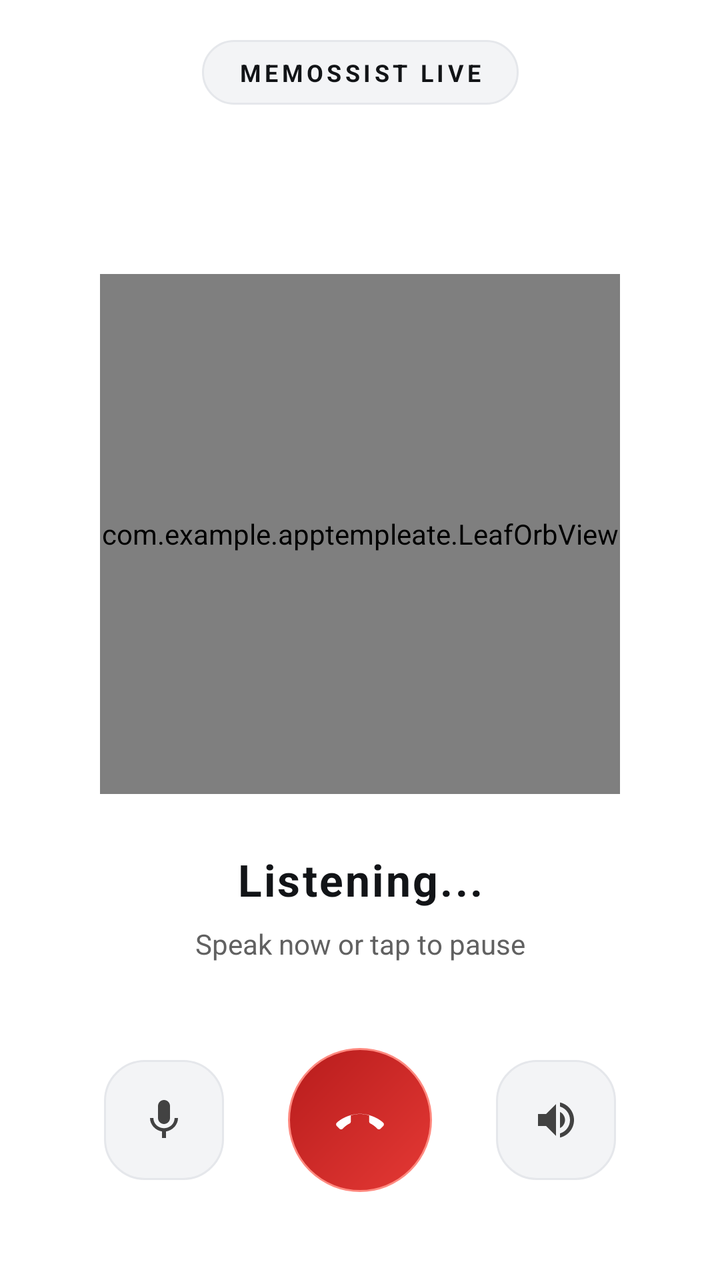
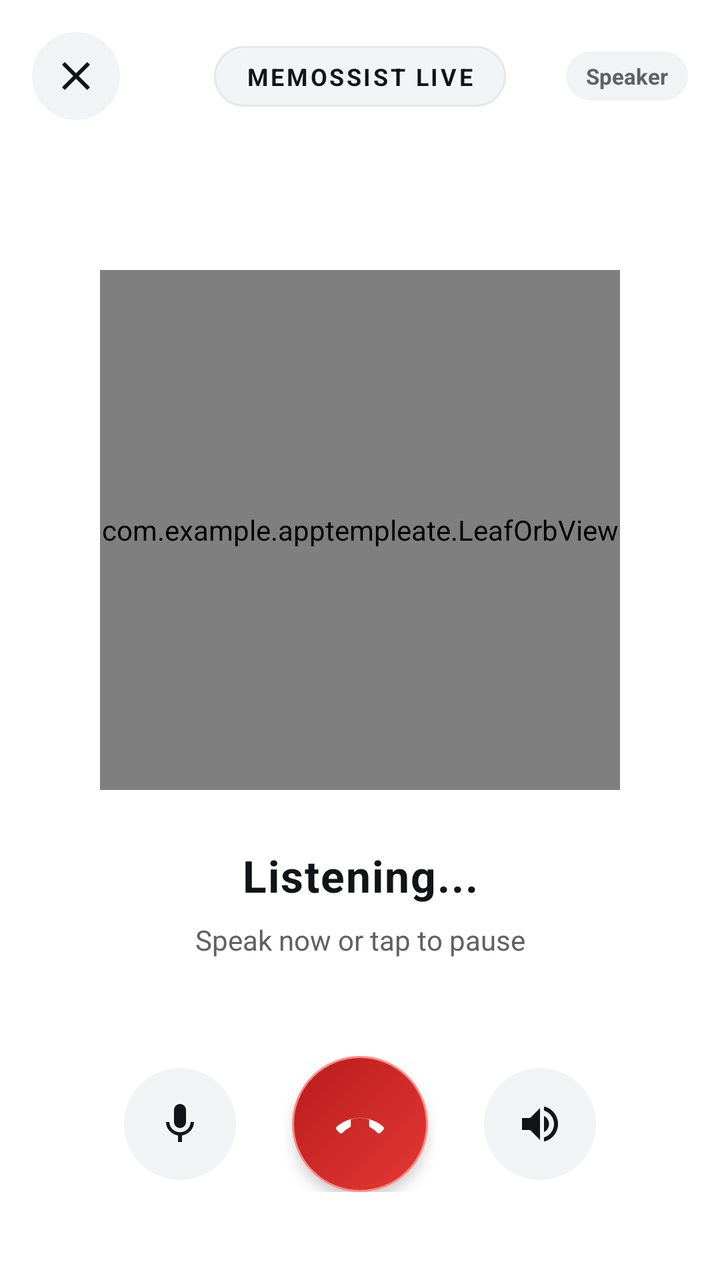

An Android layout rendered at two revisions. The XML below is the earlier revision; the diff shows what the commit changed to produce the second picture.
<!-- AndroidManifest.xml: activity theme Theme.AppTempeLate -->
<!-- res/layout/activity_voice_conversation.xml -->
<?xml version="1.0" encoding="utf-8"?>
<androidx.constraintlayout.widget.ConstraintLayout xmlns:android="http://schemas.android.com/apk/res/android"
    xmlns:app="http://schemas.android.com/apk/res-auto"
    xmlns:tools="http://schemas.android.com/tools"
    android:layout_width="match_parent"
    android:layout_height="match_parent"
    android:background="@color/app_window_background"
    tools:context=".VoiceConversationActivity">

    
    <TextView
        android:id="@+id/tvLiveBadge"
        android:layout_width="wrap_content"
        android:layout_height="wrap_content"
        android:layout_marginTop="20dp"
        android:background="@drawable/bg_metallic_card"
        android:paddingHorizontal="18dp"
        android:paddingVertical="8dp"
        android:text="MEMOSSIST LIVE"
        android:textColor="@color/text_primary"
        android:textSize="12sp"
        android:textStyle="bold"
        android:letterSpacing="0.15"
        app:layout_constraintEnd_toEndOf="parent"
        app:layout_constraintStart_toStartOf="parent"
        app:layout_constraintTop_toTopOf="parent" />

    
    <com.example.apptempleate.LeafOrbView
        android:id="@+id/leafOrbView"
        android:layout_width="260dp"
        android:layout_height="260dp"
        app:layout_constraintBottom_toTopOf="@+id/llBottomControls"
        app:layout_constraintEnd_toEndOf="parent"
        app:layout_constraintStart_toStartOf="parent"
        app:layout_constraintTop_toBottomOf="@+id/tvLiveBadge"
        app:layout_constraintVertical_bias="0.4" />

    
    <TextView
        android:id="@+id/tvVoiceStatus"
        android:layout_width="wrap_content"
        android:layout_height="wrap_content"
        android:layout_marginTop="28dp"
        android:text="Listening..."
        android:textColor="@color/text_primary"
        android:textSize="22sp"
        android:textStyle="bold"
        android:letterSpacing="0.05"
        app:layout_constraintEnd_toEndOf="parent"
        app:layout_constraintStart_toStartOf="parent"
        app:layout_constraintTop_toBottomOf="@+id/leafOrbView" />

    <TextView
        android:id="@+id/tvVoiceSubStatus"
        android:layout_width="wrap_content"
        android:layout_height="wrap_content"
        android:layout_marginTop="8dp"
        android:text="Speak now or tap to pause"
        android:textColor="@color/text_secondary"
        android:textSize="14sp"
        app:layout_constraintEnd_toEndOf="parent"
        app:layout_constraintStart_toStartOf="parent"
        app:layout_constraintTop_toBottomOf="@+id/tvVoiceStatus" />

    
    <LinearLayout
        android:id="@+id/llBottomControls"
        android:layout_width="0dp"
        android:layout_height="wrap_content"
        android:layout_marginBottom="44dp"
        android:gravity="center"
        android:orientation="horizontal"
        app:layout_constraintBottom_toBottomOf="parent"
        app:layout_constraintEnd_toEndOf="parent"
        app:layout_constraintStart_toStartOf="parent">

        
        <ImageButton
            android:id="@+id/btnMuteMic"
            android:layout_width="60dp"
            android:layout_height="60dp"
            android:layout_marginEnd="32dp"
            android:background="@drawable/bg_metallic_card"
            android:contentDescription="Mute Microphone"
            android:padding="16dp"
            android:src="@drawable/ic_mic"
            app:tint="@color/icon_tint" />

        
        <ImageButton
            android:id="@+id/btnEndCall"
            android:layout_width="72dp"
            android:layout_height="72dp"
            android:background="@drawable/bg_end_call_button"
            android:contentDescription="End Voice Conversation"
            android:padding="18dp"
            android:src="@drawable/ic_call_end"
            app:tint="#FFFFFF" />

        
        <ImageButton
            android:id="@+id/btnSpeakerToggle"
            android:layout_width="60dp"
            android:layout_height="60dp"
            android:layout_marginStart="32dp"
            android:background="@drawable/bg_metallic_card"
            android:contentDescription="Speaker Output"
            android:padding="16dp"
            android:src="@drawable/ic_speaker"
            app:tint="@color/icon_tint" />

    </LinearLayout>

</androidx.constraintlayout.widget.ConstraintLayout>
<!-- resources referenced by this layout -->
<resources>
  <color name="app_window_background">#FFFFFF</color>
  <color name="icon_tint">#424242</color>
  <color name="text_primary">#121417</color>
  <color name="text_secondary">#616161</color>
  <!-- drawable bg_end_call_button (drawable) -->
  <?xml version="1.0" encoding="utf-8"?>
  <ripple xmlns:android="http://schemas.android.com/apk/res/android"
      android:color="#40FFFFFF">
      <item>
          <shape android:shape="oval">
              <gradient
                  android:startColor="#E53935"
                  android:endColor="#B71C1C"
                  android:angle="135" />
              <stroke
                  android:width="1dp"
                  android:color="#FF8A80" />
          </shape>
      </item>
  </ripple>
  <!-- drawable bg_metallic_card (drawable) -->
  <?xml version="1.0" encoding="utf-8"?>
  <shape xmlns:android="http://schemas.android.com/apk/res/android"
      android:shape="rectangle">
      <solid android:color="@color/app_card_background" />
      <corners android:radius="20dp" />
      <stroke
          android:width="1dp"
          android:color="@color/app_card_border" />
  </shape>
  <!-- drawable ic_mic (drawable) -->
  <vector xmlns:android="http://schemas.android.com/apk/res/android"
      android:width="24dp"
      android:height="24dp"
      android:viewportWidth="24"
      android:viewportHeight="24">
    <path
        android:fillColor="#D8DCDE"
        android:pathData="M12,14c1.66,0 3,-1.34 3,-3V5c0,-1.66 -1.34,-3 -3,-3S9,3.34 9,5v6c0,1.66 1.34,3 3,3zm5.3,-3c0,3 -2.54,5.1 -5.3,5.1S6.7,14 6.7,11H5c0,3.41 2.72,6.23 6,6.72V21h2v-3.28c3.28,-0.49 6,-3.31 6,-6.72h-1.7z"/>
  </vector>
  <!-- drawable ic_speaker (drawable) -->
  <vector xmlns:android="http://schemas.android.com/apk/res/android"
      android:width="24dp"
      android:height="24dp"
      android:viewportWidth="24"
      android:viewportHeight="24">
    <path
        android:fillColor="#D8DCDE"
        android:pathData="M3,9v6h4l5,5V4L7,9H3zm13.5,3c0,-1.77 -1.02,-3.29 -2.5,-4.03v8.05c1.48,-0.73 2.5,-2.25 2.5,-4.02zM14,3.23v2.06c2.89,0.86 5,3.54 5,6.71s-2.11,5.85 -5,6.71v2.06c4.01,-0.91 7,-4.49 7,-8.77s-2.99,-7.86 -7,-8.77z"/>
  </vector>
  <color name="app_card_background">#F3F4F6</color>
  <color name="app_card_border">#E5E7EB</color>
  <color name="app_surface_background">#F7F8FA</color>
  <!-- unchanged entries left out for length: 2 -->
</resources>

<!-- the commit's change to res/layout/activity_voice_conversation.xml (unified diff, before → after) -->
@@ -8,22 +8,55 @@
     tools:context=".VoiceConversationActivity">
 
     
+    <ImageButton
+        android:id="@+id/btnBackVoice"
+        android:layout_width="44dp"
+        android:layout_height="44dp"
+        android:layout_marginStart="16dp"
+        android:layout_marginTop="16dp"
+        android:background="@drawable/bg_circle_icon_button"
+        android:contentDescription="Back"
+        android:padding="10dp"
+        android:src="@drawable/ic_close"
+        app:layout_constraintStart_toStartOf="parent"
+        app:layout_constraintTop_toTopOf="parent"
+        app:tint="@color/text_primary" />
+
+    
     <TextView
         android:id="@+id/tvLiveBadge"
         android:layout_width="wrap_content"
         android:layout_height="wrap_content"
-        android:layout_marginTop="20dp"
         android:background="@drawable/bg_metallic_card"
-        android:paddingHorizontal="18dp"
-        android:paddingVertical="8dp"
+        android:paddingHorizontal="16dp"
+        android:paddingVertical="7dp"
         android:text="MEMOSSIST LIVE"
         android:textColor="@color/text_primary"
         android:textSize="12sp"
         android:textStyle="bold"
-        android:letterSpacing="0.15"
-        app:layout_constraintEnd_toEndOf="parent"
-        app:layout_constraintStart_toStartOf="parent"
-        app:layout_constraintTop_toTopOf="parent" />
+        android:letterSpacing="0.1"
+        app:layout_constraintBottom_toBottomOf="@+id/btnBackVoice"
+        app:layout_constraintEnd_toEndOf="parent"
+        app:layout_constraintStart_toStartOf="parent"
+        app:layout_constraintTop_toTopOf="@+id/btnBackVoice" />
+
+    
+    <TextView
+        android:id="@+id/tvAudioRouteBadge"
+        android:layout_width="wrap_content"
+        android:layout_height="wrap_content"
+        android:layout_marginEnd="16dp"
+        android:background="@drawable/bg_tag_rounded"
+        android:backgroundTint="@color/app_icon_button_background"
+        android:paddingHorizontal="10dp"
+        android:paddingVertical="5dp"
+        android:text="Speaker"
+        android:textColor="@color/text_secondary"
+        android:textSize="11sp"
+        android:textStyle="bold"
+        app:layout_constraintBottom_toBottomOf="@+id/btnBackVoice"
+        app:layout_constraintEnd_toEndOf="parent"
+        app:layout_constraintTop_toTopOf="@+id/btnBackVoice" />
 
     
     <com.example.apptempleate.LeafOrbView
@@ -34,7 +67,7 @@
         app:layout_constraintEnd_toEndOf="parent"
         app:layout_constraintStart_toStartOf="parent"
         app:layout_constraintTop_toBottomOf="@+id/tvLiveBadge"
-        app:layout_constraintVertical_bias="0.4" />
+        app:layout_constraintVertical_bias="0.38" />
 
     
     <TextView
@@ -46,16 +79,18 @@
         android:textColor="@color/text_primary"
         android:textSize="22sp"
         android:textStyle="bold"
-        android:letterSpacing="0.05"
+        android:letterSpacing="0.03"
         app:layout_constraintEnd_toEndOf="parent"
         app:layout_constraintStart_toStartOf="parent"
         app:layout_constraintTop_toBottomOf="@+id/leafOrbView" />
 
     <TextView
         android:id="@+id/tvVoiceSubStatus"
-        android:layout_width="wrap_content"
+        android:layout_width="0dp"
         android:layout_height="wrap_content"
         android:layout_marginTop="8dp"
+        android:layout_marginHorizontal="32dp"
+        android:gravity="center"
         android:text="Speak now or tap to pause"
         android:textColor="@color/text_secondary"
         android:textSize="14sp"
@@ -78,22 +113,23 @@
         
         <ImageButton
             android:id="@+id/btnMuteMic"
-            android:layout_width="60dp"
-            android:layout_height="60dp"
-            android:layout_marginEnd="32dp"
-            android:background="@drawable/bg_metallic_card"
+            android:layout_width="56dp"
+            android:layout_height="56dp"
+            android:layout_marginEnd="28dp"
+            android:background="@drawable/bg_circle_icon_button"
             android:contentDescription="Mute Microphone"
-            android:padding="16dp"
+            android:padding="15dp"
             android:src="@drawable/ic_mic"
-            app:tint="@color/icon_tint" />
+            app:tint="@color/text_primary" />
 
         
         <ImageButton
             android:id="@+id/btnEndCall"
-            android:layout_width="72dp"
-            android:layout_height="72dp"
+            android:layout_width="68dp"
+            android:layout_height="68dp"
             android:background="@drawable/bg_end_call_button"
             android:contentDescription="End Voice Conversation"
+            android:elevation="4dp"
             android:padding="18dp"
             android:src="@drawable/ic_call_end"
             app:tint="#FFFFFF" />
@@ -101,15 +137,65 @@
         
         <ImageButton
             android:id="@+id/btnSpeakerToggle"
-            android:layout_width="60dp"
-            android:layout_height="60dp"
-            android:layout_marginStart="32dp"
-            android:background="@drawable/bg_metallic_card"
-            android:contentDescription="Speaker Output"
-            android:padding="16dp"
+            android:layout_width="56dp"
+            android:layout_height="56dp"
+            android:layout_marginStart="28dp"
+            android:background="@drawable/bg_circle_icon_button"
+            android:contentDescription="Audio Output Route"
+            android:padding="15dp"
             android:src="@drawable/ic_speaker"
-            app:tint="@color/icon_tint" />
+            app:tint="@color/text_primary" />
 
     </LinearLayout>
 
+    
+    <FrameLayout
+        android:id="@+id/flMisTouchShield"
+        android:layout_width="match_parent"
+        android:layout_height="match_parent"
+        android:background="#F2000000"
+        android:clickable="true"
+        android:elevation="50dp"
+        android:focusable="true"
+        android:visibility="gone">
+
+        <LinearLayout
+            android:layout_width="wrap_content"
+            android:layout_height="wrap_content"
+            android:layout_gravity="center"
+            android:gravity="center"
+            android:orientation="vertical"
+            android:padding="24dp">
+
+            <ImageView
+                android:id="@+id/ivShieldIcon"
+                android:layout_width="48dp"
+                android:layout_height="48dp"
+                android:src="@drawable/ic_pin"
+                app:tint="@color/text_secondary"
+                android:contentDescription="Touch Lock" />
+
+            <TextView
+                android:id="@+id/tvShieldTitle"
+                android:layout_width="wrap_content"
+                android:layout_height="wrap_content"
+                android:layout_marginTop="12dp"
+                android:text="Touch Protection Active"
+                android:textColor="@color/text_primary"
+                android:textSize="16sp"
+                android:textStyle="bold" />
+
+            <TextView
+                android:id="@+id/tvShieldSubTitle"
+                android:layout_width="wrap_content"
+                android:layout_height="wrap_content"
+                android:layout_marginTop="4dp"
+                android:text="Phone is in pocket or at ear"
+                android:textColor="@color/text_secondary"
+                android:textSize="13sp" />
+
+        </LinearLayout>
+
+    </FrameLayout>
+
 </androidx.constraintlayout.widget.ConstraintLayout>
<!-- resource entries referenced after the edit -->
@@ -1,9 +1,19 @@
 <!-- resources referenced by this layout -->
 <resources>
+  <color name="app_icon_button_background">#F1F3F5</color>
   <color name="app_window_background">#FFFFFF</color>
-  <color name="icon_tint">#424242</color>
   <color name="text_primary">#121417</color>
   <color name="text_secondary">#616161</color>
+  <!-- drawable bg_circle_icon_button (drawable) -->
+  <?xml version="1.0" encoding="utf-8"?>
+  <ripple xmlns:android="http://schemas.android.com/apk/res/android"
+      android:color="#1F000000">
+      <item>
+          <shape android:shape="oval">
+              <solid android:color="@color/app_icon_button_background" />
+          </shape>
+      </item>
+  </ripple>
   <!-- drawable bg_end_call_button (drawable) -->
   <?xml version="1.0" encoding="utf-8"?>
   <ripple xmlns:android="http://schemas.android.com/apk/res/android"
@@ -30,6 +40,26 @@
           android:width="1dp"
           android:color="@color/app_card_border" />
   </shape>
+  <!-- drawable bg_tag_rounded (drawable) -->
+  <?xml version="1.0" encoding="utf-8"?>
+  <shape xmlns:android="http://schemas.android.com/apk/res/android"
+      android:shape="rectangle">
+      <solid android:color="@color/app_icon_button_background" />
+      <corners android:radius="12dp" />
+      <stroke
+          android:width="1dp"
+          android:color="@color/app_card_border" />
+  </shape>
+  <!-- drawable ic_close (drawable) -->
+  <vector xmlns:android="http://schemas.android.com/apk/res/android"
+      android:width="24dp"
+      android:height="24dp"
+      android:viewportWidth="24"
+      android:viewportHeight="24">
+    <path
+        android:fillColor="#D8DCDE"
+        android:pathData="M19,6.41L17.59,5 12,10.59 6.41,5 5,6.41 10.59,12 5,17.59 6.41,19 12,13.41 17.59,19 19,17.59 13.41,12z"/>
+  </vector>
   <!-- drawable ic_mic (drawable) -->
   <vector xmlns:android="http://schemas.android.com/apk/res/android"
       android:width="24dp"
@@ -39,6 +69,16 @@
     <path
         android:fillColor="#D8DCDE"
         android:pathData="M12,14c1.66,0 3,-1.34 3,-3V5c0,-1.66 -1.34,-3 -3,-3S9,3.34 9,5v6c0,1.66 1.34,3 3,3zm5.3,-3c0,3 -2.54,5.1 -5.3,5.1S6.7,14 6.7,11H5c0,3.41 2.72,6.23 6,6.72V21h2v-3.28c3.28,-0.49 6,-3.31 6,-6.72h-1.7z"/>
+  </vector>
+  <!-- drawable ic_pin (drawable) -->
+  <vector xmlns:android="http://schemas.android.com/apk/res/android"
+      android:width="24dp"
+      android:height="24dp"
+      android:viewportWidth="24"
+      android:viewportHeight="24">
+    <path
+        android:fillColor="#121417"
+        android:pathData="M16,12V4h1V2H7v2h1v8l-2,2v2h5.2v6h1.6v-6H18v-2L16,12z"/>
   </vector>
   <!-- drawable ic_speaker (drawable) -->
   <vector xmlns:android="http://schemas.android.com/apk/res/android"
